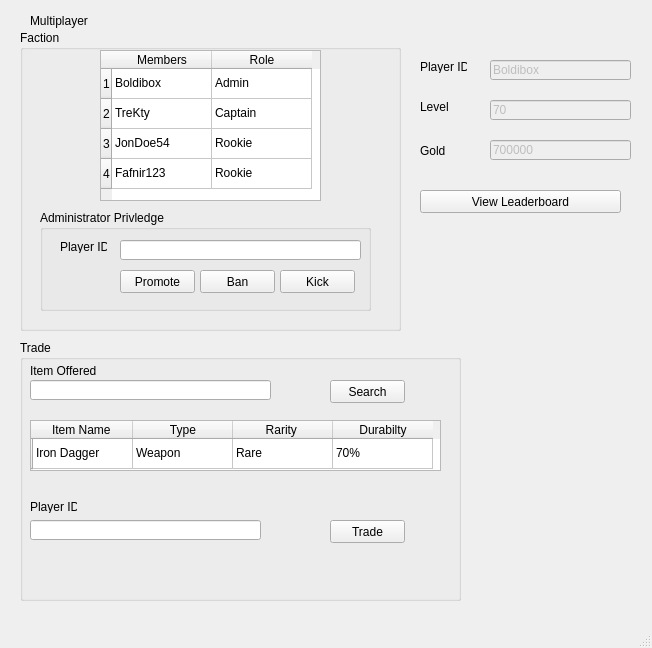
Qt form Multiplayer.ui (senormaarij/DBS_Project_GameManageSys) before a commit.
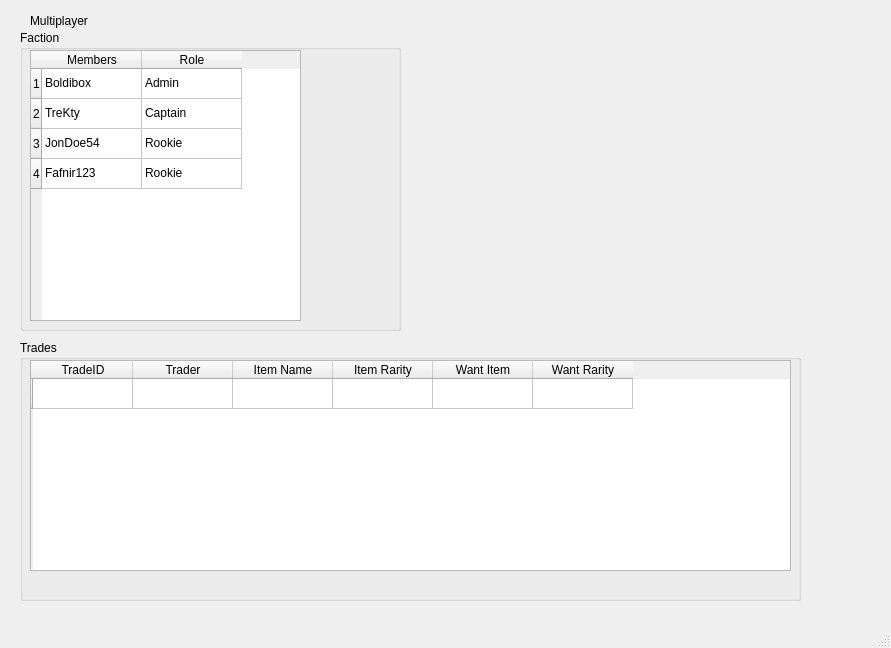
The same form after that commit.

What changed in the file:
```diff
--- a/Multiplayer.ui
+++ b/Multiplayer.ui
@@ -6,7 +6,7 @@
    <rect>
     <x>0</x>
     <y>0</y>
-    <width>652</width>
+    <width>891</width>
     <height>648</height>
    </rect>
   </property>
@@ -19,79 +19,20 @@
      <rect>
       <x>20</x>
       <y>340</y>
-      <width>441</width>
+      <width>781</width>
       <height>261</height>
      </rect>
     </property>
     <property name="title">
-     <string>Trade</string>
+     <string>Trades</string>
     </property>
-    <widget class="QLabel" name="label_5">
-     <property name="geometry">
-      <rect>
-       <x>10</x>
-       <y>20</y>
-       <width>71</width>
-       <height>21</height>
-      </rect>
-     </property>
-     <property name="text">
-      <string>Item Offered</string>
-     </property>
-    </widget>
-    <widget class="QLineEdit" name="lineEdit_4">
-     <property name="geometry">
-      <rect>
-       <x>10</x>
-       <y>40</y>
-       <width>241</width>
-       <height>20</height>
-      </rect>
-     </property>
-    </widget>
-    <widget class="QLineEdit" name="lineEdit_6">
-     <property name="geometry">
-      <rect>
-       <x>10</x>
-       <y>180</y>
-       <width>231</width>
-       <height>20</height>
-      </rect>
-     </property>
-    </widget>
-    <widget class="QLabel" name="label_7">
-     <property name="geometry">
-      <rect>
-       <x>10</x>
-       <y>160</y>
-       <width>47</width>
-       <height>13</height>
-      </rect>
-     </property>
-     <property name="text">
-      <string>Player ID</string>
-     </property>
-    </widget>
-    <widget class="QPushButton" name="pushButton_5">
-     <property name="geometry">
-      <rect>
-       <x>310</x>
-       <y>180</y>
-       <width>75</width>
-       <height>23</height>
-      </rect>
-     </property>
-     <property name="text">
-      <string>Trade</string>
-     </property>
-    </widget>
     <widget class="QTableWidget" name="tableWidget_2">
      <property name="geometry">
       <rect>
        <x>10</x>
-       <y>80</y>
-       <width>411</width>
-       <height>51</height>
+       <y>20</y>
+       <width>761</width>
+       <height>211</height>
       </rect>
      </property>
      <row>
@@ -101,57 +42,34 @@
      </row>
      <column>
       <property name="text">
-       <string>Item Name </string>
+       <string>TradeID</string>
       </property>
      </column>
      <column>
       <property name="text">
-       <string>Type</string>
+       <string>Trader</string>
       </property>
      </column>
      <column>
       <property name="text">
-       <string>Rarity </string>
+       <string>Item Name</string>
       </property>
      </column>
      <column>
       <property name="text">
-       <string>Durabilty</string>
+       <string>Item Rarity</string>
       </property>
      </column>
-     <item row="0" column="0">
+     <column>
       <property name="text">
-       <string>Iron Dagger</string>
+       <string>Want Item</string>
       </property>
-     </item>
-     <item row="0" column="1">
+     </column>
+     <column>
       <property name="text">
-       <string>Weapon</string>
+       <string>Want Rarity</string>
       </property>
-     </item>
-     <item row="0" column="2">
-      <property name="text">
-       <string>Rare</string>
-      </property>
-     </item>
-     <item row="0" column="3">
-      <property name="text">
-       <string>70%</string>
-      </property>
-     </item>
-    </widget>
-    <widget class="QPushButton" name="pushButton_6">
-     <property name="geometry">
-      <rect>
-       <x>310</x>
-       <y>40</y>
-       <width>75</width>
-       <height>23</height>
-      </rect>
-     </property>
-     <property name="text">
-      <string>Search</string>
-     </property>
+     </column>
     </widget>
    </widget>
    <widget class="QLabel" name="label">
@@ -167,106 +85,6 @@
      <string>Multiplayer</string>
     </property>
    </widget>
-   <widget class="QLineEdit" name="lineEdit">
-    <property name="enabled">
-     <bool>false</bool>
-    </property>
-    <property name="geometry">
-     <rect>
-      <x>490</x>
-      <y>60</y>
-      <width>141</width>
-      <height>20</height>
-     </rect>
-    </property>
-    <property name="text">
-     <string>Boldibox</string>
-    </property>
-   </widget>
-   <widget class="QLineEdit" name="lineEdit_2">
-    <property name="enabled">
-     <bool>false</bool>
-    </property>
-    <property name="geometry">
-     <rect>
-      <x>490</x>
-      <y>100</y>
-      <width>141</width>
-      <height>20</height>
-     </rect>
-    </property>
-    <property name="text">
-     <string>70</string>
-    </property>
-   </widget>
-   <widget class="QLineEdit" name="lineEdit_3">
-    <property name="enabled">
-     <bool>false</bool>
-    </property>
-    <property name="geometry">
-     <rect>
-      <x>490</x>
-      <y>140</y>
-      <width>141</width>
-      <height>20</height>
-     </rect>
-    </property>
-    <property name="text">
-     <string>700000</string>
-    </property>
-   </widget>
-   <widget class="QLabel" name="label_2">
-    <property name="geometry">
-     <rect>
-      <x>420</x>
-      <y>60</y>
-      <width>47</width>
-      <height>13</height>
-     </rect>
-    </property>
-    <property name="text">
-     <string>Player ID</string>
-    </property>
-   </widget>
-   <widget class="QLabel" name="label_3">
-    <property name="geometry">
-     <rect>
-      <x>420</x>
-      <y>100</y>
-      <width>47</width>
-      <height>13</height>
-     </rect>
-    </property>
-    <property name="text">
-     <string>Level</string>
-    </property>
-   </widget>
-   <widget class="QLabel" name="label_4">
-    <property name="geometry">
-     <rect>
-      <x>420</x>
-      <y>140</y>
-      <width>47</width>
-      <height>21</height>
-     </rect>
-    </property>
-    <property name="text">
-     <string>Gold</string>
-    </property>
-   </widget>
-   <widget class="QPushButton" name="pushButton">
-    <property name="geometry">
-     <rect>
-      <x>420</x>
-      <y>190</y>
-      <width>201</width>
-      <height>23</height>
-     </rect>
-    </property>
-    <property name="text">
-     <string>View Leaderboard</string>
-    </property>
-   </widget>
    <widget class="QGroupBox" name="groupBox_2">
     <property name="geometry">
      <rect>
@@ -282,10 +100,10 @@
     <widget class="QTableWidget" name="tableWidget">
      <property name="geometry">
       <rect>
-       <x>80</x>
+       <x>10</x>
        <y>20</y>
-       <width>221</width>
-       <height>151</height>
+       <width>271</width>
+       <height>271</height>
       </rect>
      </property>
      <row>
@@ -359,81 +177,6 @@
       </property>
      </item>
     </widget>
-    <widget class="QGroupBox" name="groupBox_3">
-     <property name="geometry">
-      <rect>
-       <x>20</x>
-       <y>180</y>
-       <width>331</width>
-       <height>101</height>
-      </rect>
-     </property>
-     <property name="title">
-      <string>Administrator Privledge</string>
-     </property>
-     <widget class="QLabel" name="label_6">
-      <property name="geometry">
-       <rect>
-        <x>20</x>
-        <y>30</y>
-        <width>47</width>
-        <height>13</height>
-       </rect>
-      </property>
-      <property name="text">
-       <string>Player ID</string>
-      </property>
-     </widget>
-     <widget class="QLineEdit" name="lineEdit_5">
-      <property name="geometry">
-       <rect>
-        <x>80</x>
-        <y>30</y>
-        <width>241</width>
-        <height>20</height>
-       </rect>
-      </property>
-     </widget>
-     <widget class="QPushButton" name="pushButton_2">
-      <property name="geometry">
-       <rect>
-        <x>80</x>
-        <y>60</y>
-        <width>75</width>
-        <height>23</height>
-       </rect>
-      </property>
-      <property name="text">
-       <string>Promote</string>
-      </property>
-     </widget>
-     <widget class="QPushButton" name="pushButton_3">
-      <property name="geometry">
-       <rect>
-        <x>160</x>
-        <y>60</y>
-        <width>75</width>
-        <height>23</height>
-       </rect>
-      </property>
-      <property name="text">
-       <string>Ban</string>
-      </property>
-     </widget>
-     <widget class="QPushButton" name="pushButton_4">
-      <property name="geometry">
-       <rect>
-        <x>240</x>
-        <y>60</y>
-        <width>75</width>
-        <height>23</height>
-       </rect>
-      </property>
-      <property name="text">
-       <string>Kick</string>
-      </property>
-     </widget>
-    </widget>
    </widget>
   </widget>
   <widget class="QMenuBar" name="menubar">
```
Left out of the diff: 4 changed lines with no effect on the pictures.
